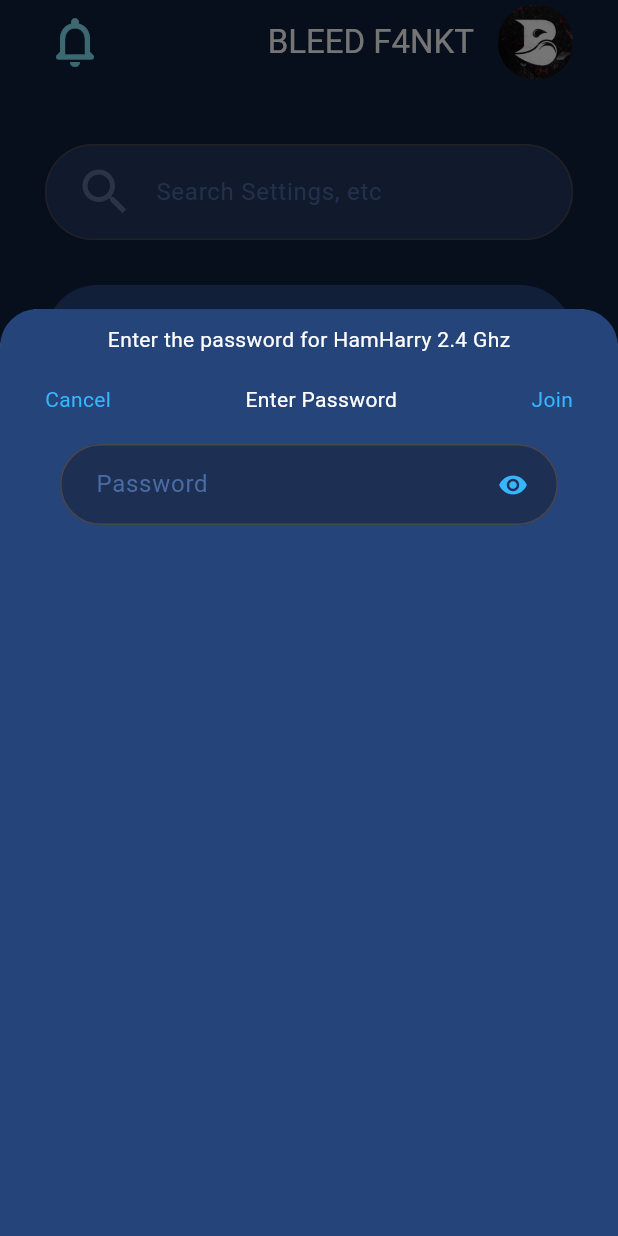
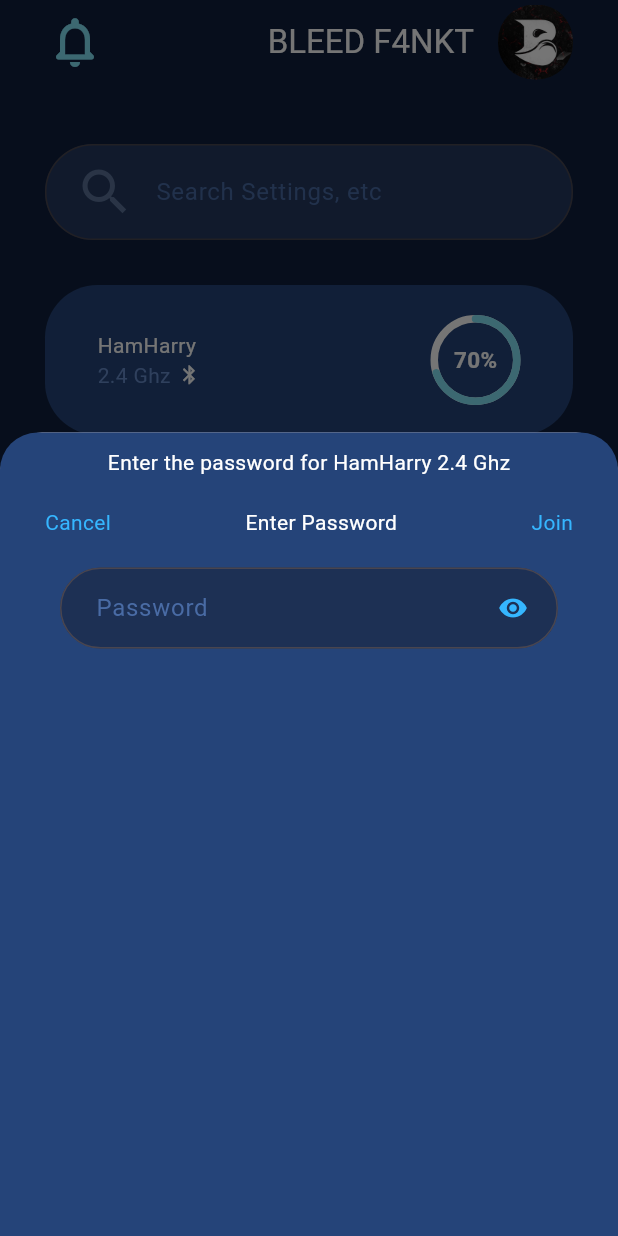
Before and after one commit to HamHarry/testapp, a Flutter app: the screen it shows after launch, after a tap on "HamHarry", on a phone screen of 412 x 824 dp. Run offline on Flutter 3.47's test engine with Material 3 defaults, Android fonts, the phone set to English and light mode, and no system bars; drawn by our look-alikes of percent_indicator.

Commit message:
bottom_sheet_test

```diff
--- a/lib/src/pages/home/home.dart
+++ b/lib/src/pages/home/home.dart
@@ -180,7 +180,7 @@ class _HomepageState extends State<Homepage> {
                 ),
                 SliverToBoxAdapter(
                   child: GestureDetector(
-                    onTap: () {},
+                    onTap: () {}, // connecting bluetooth
                     child: Padding(
                       padding: const EdgeInsets.symmetric(
                           vertical: 10, horizontal: 30),
--- a/lib/src/pages/sheet/bottomsheet.dart
+++ b/lib/src/pages/sheet/bottomsheet.dart
@@ -13,7 +13,7 @@ class _SheetState extends State<Sheet> {
   @override
   Widget build(BuildContext context) {
     return Container(
-      height: MediaQuery.of(context).size.height * 0.75,
+      height: MediaQuery.of(context).size.height * 0.65,
       decoration: const BoxDecoration(
         color: Color(0xff254479),
         borderRadius: BorderRadius.only(
```
